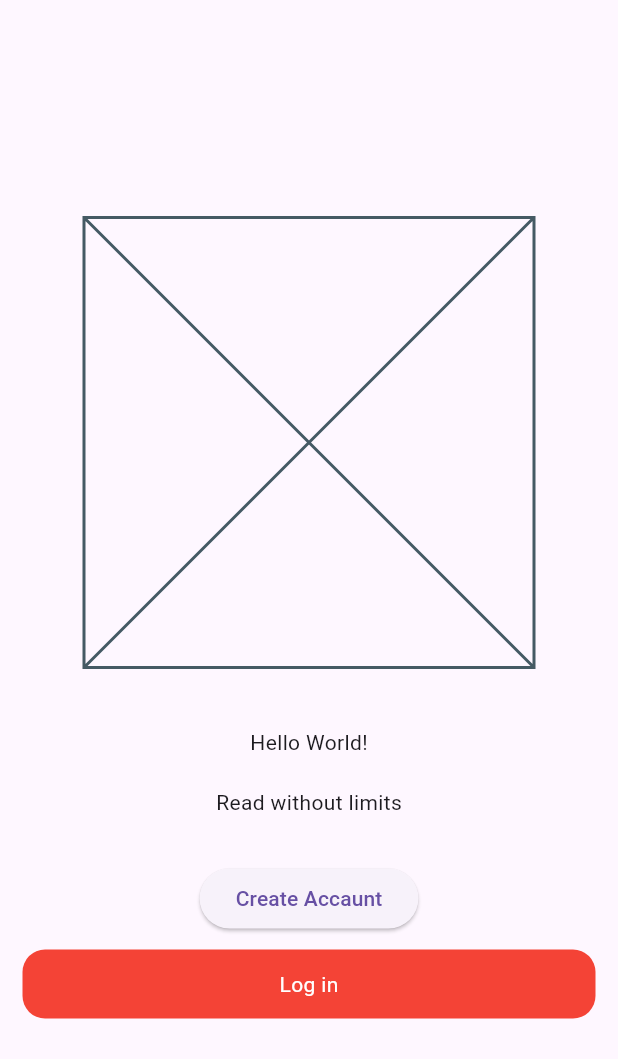
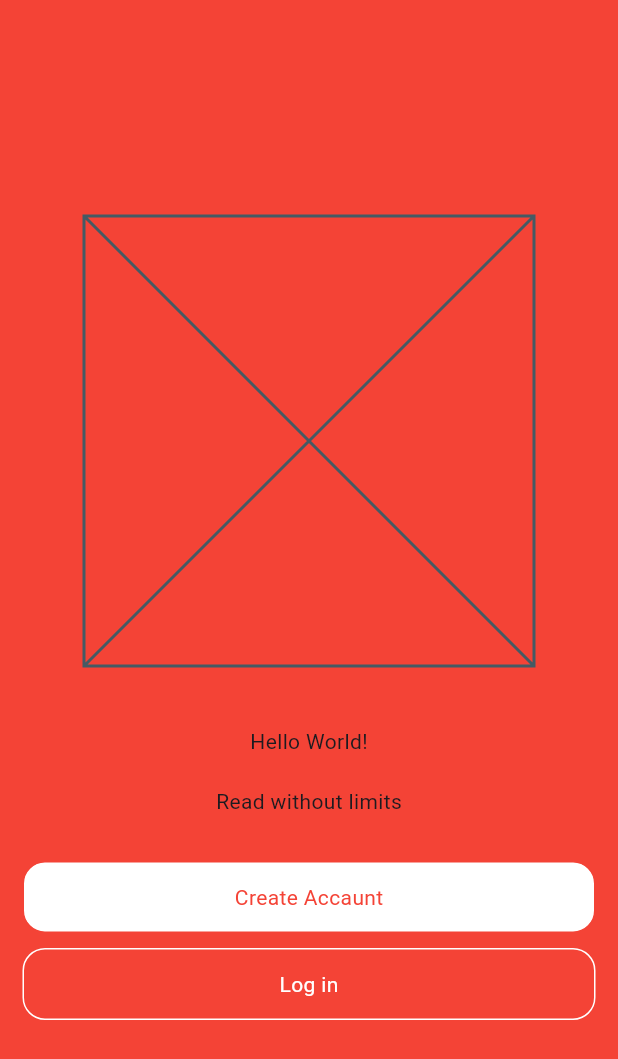
Before and after one commit to johnStuart00/OnlineLibrary, a Flutter app: the screen it shows after launch, on a phone screen of 412 x 824 dp. Shown: the top 1059 px of the screen. Run offline on Flutter 3.47's test engine with Material 3 defaults, Android fonts, the phone set to English and light mode, and no system bars; our stand-ins replace get; generated files the repository leaves out were written again.

Commit message:
070320240945

```diff
--- a/lib/pages/welcome_page/presentation/welcome_page.dart
+++ b/lib/pages/welcome_page/presentation/welcome_page.dart
@@ -17,6 +17,7 @@ class _WelcomePageState extends State<WelcomePage> {
   @override
   Widget build(BuildContext context) {
     return Scaffold(
+      backgroundColor: Colors.red,
       body: SafeArea(
           child: Padding(
         padding: const EdgeInsets.symmetric(horizontal: 15),
@@ -36,19 +37,25 @@ class _WelcomePageState extends State<WelcomePage> {
               const SizedBox(
                 height: 30,
               ),
-              ElevatedButton(
-                onPressed: () {
+              StyleButtonWidget(
+                buttonColor: Colors.white,
+                buttonBorderColor: Colors.red,
+                buttonTextColor: Colors.red,
+                buttonName: AppLocalizations.of(context)!.createAccaunt,
+                onTap: () {
                   Navigator.push(
                       context,
                       MaterialPageRoute(
                           builder: (context) => const SingUpPage()));
                 },
-                child: Text(AppLocalizations.of(context)!.createAccaunt),
               ),
               const SizedBox(
                 height: 10,
               ),
               StyleButtonWidget(
+                buttonColor: Colors.red,
+                buttonBorderColor: Colors.white,
+                buttonTextColor: Colors.white,
                 buttonName: AppLocalizations.of(context)!.logIn,
                 onTap: () {
                   Navigator.push(
@@ -64,3 +71,13 @@ class _WelcomePageState extends State<WelcomePage> {
     );
   }
 }
+
+// ElevatedButton(
+//                 onPressed: () {
+//                   Navigator.push(
+//                       context,
+//                       MaterialPageRoute(
+//                           builder: (context) => const SingUpPage()));
+//                 },
+//                 child: Text(AppLocalizations.of(context)!.createAccaunt),
+//               ),
--- a/lib/widgets/style_button_widget.dart
+++ b/lib/widgets/style_button_widget.dart
@@ -1,13 +1,19 @@
 import 'package:flutter/material.dart';
-import 'package:flutter_gen/gen_l10n/app_localizations.dart';
 
 class StyleButtonWidget extends StatelessWidget {
   final String buttonName;
   final onTap;
+  final Color buttonColor;
+  final Color buttonBorderColor;
+  final Color buttonTextColor;
 
   const StyleButtonWidget({
+    super.key,
     required this.buttonName,
     required this.onTap,
+    required this.buttonColor,
+    required this.buttonBorderColor,
+    required this.buttonTextColor,
   });
 
   @override
@@ -16,15 +22,15 @@ class StyleButtonWidget extends StatelessWidget {
       onTap: onTap,
       child: Container(
         decoration: BoxDecoration(
-          borderRadius: BorderRadius.circular(15),
-          color: Colors.red,
-        ),
+            borderRadius: BorderRadius.circular(15),
+            color: buttonColor,
+            border: Border.all(color: buttonBorderColor)),
         padding: const EdgeInsets.symmetric(vertical: 13),
         width: double.infinity,
         child: Center(
             child: Text(
           buttonName,
-          style: TextStyle(color: Colors.white),
+          style: TextStyle(color: buttonTextColor),
         )),
       ),
     );
```
